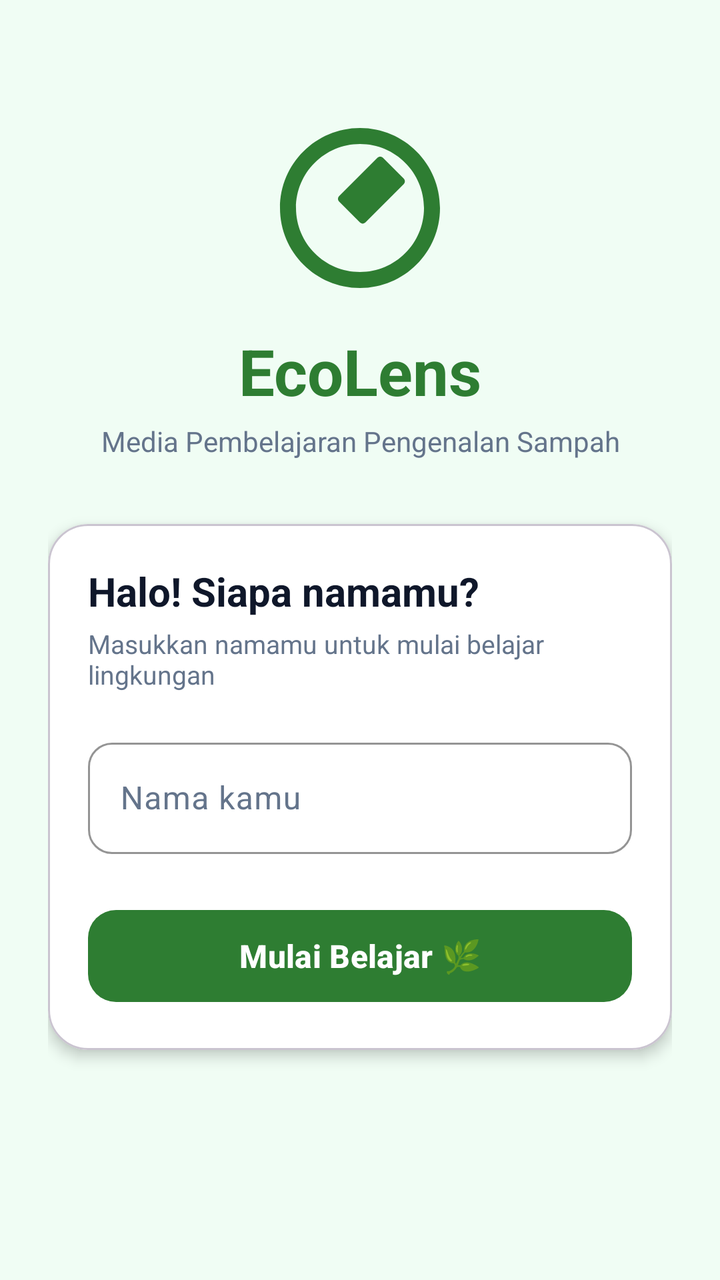
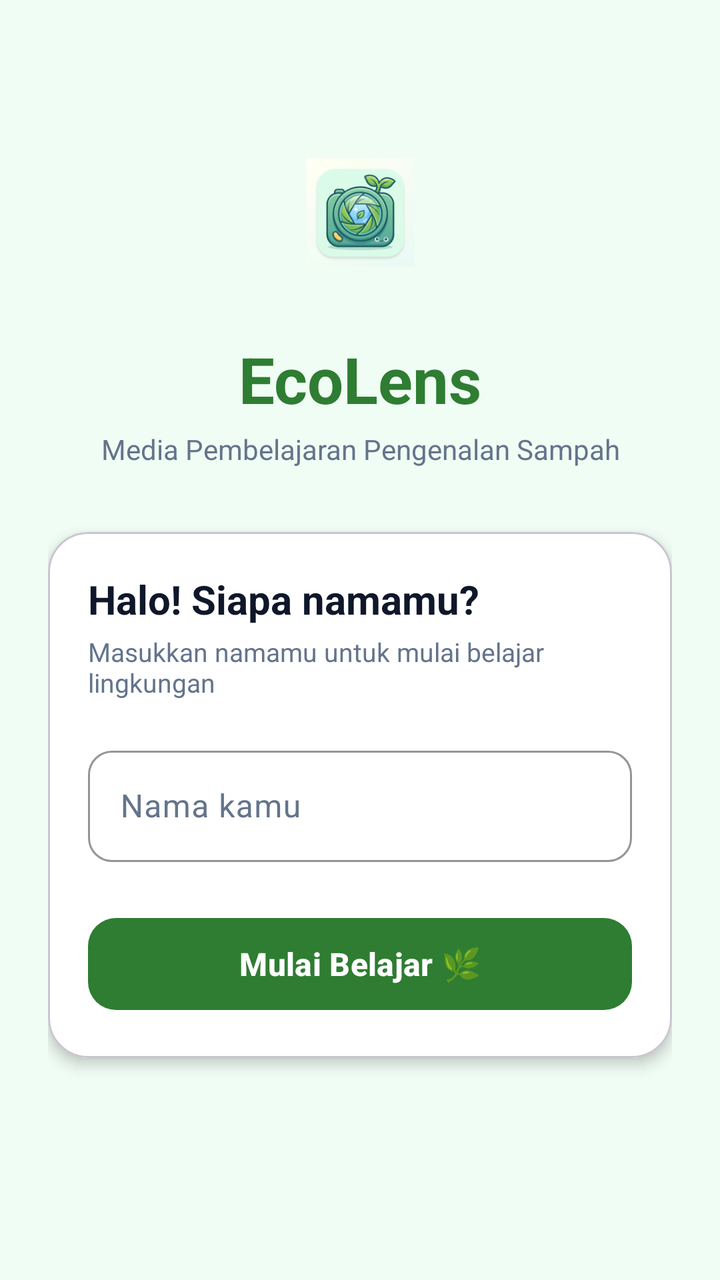

Screens rendered from an Android XML layout before and after an edit, with the pre-edit source and the edit as a unified diff.
<!-- AndroidManifest.xml: application theme Theme.EcoLens -->
<!-- res/layout/fragment_login.xml -->
<?xml version="1.0" encoding="utf-8"?>
<ScrollView xmlns:android="http://schemas.android.com/apk/res/android"
    xmlns:app="http://schemas.android.com/apk/res-auto"
    xmlns:tools="http://schemas.android.com/tools"
    android:layout_width="match_parent"
    android:layout_height="match_parent"
    android:fillViewport="true"
    android:background="@color/bg_light"
    tools:context=".ui.auth.LoginFragment">

    <androidx.constraintlayout.widget.ConstraintLayout
        android:layout_width="match_parent"
        android:layout_height="wrap_content"
        android:padding="24dp">

        <ImageView
            android:id="@+id/imgLogo"
            android:layout_width="96dp"
            android:layout_height="96dp"
            android:layout_marginTop="32dp"
            android:src="@drawable/ic_nav_scan"
            app:tint="@color/primary"
            app:layout_constraintEnd_toEndOf="parent"
            app:layout_constraintStart_toStartOf="parent"
            app:layout_constraintTop_toTopOf="parent"
            android:contentDescription="@string/app_name" />

        <TextView
            android:id="@+id/tvAppTitle"
            android:layout_width="wrap_content"
            android:layout_height="wrap_content"
            android:layout_marginTop="12dp"
            android:text="@string/app_name"
            android:textColor="@color/primary"
            android:textSize="32sp"
            android:textStyle="bold"
            app:layout_constraintEnd_toEndOf="parent"
            app:layout_constraintStart_toStartOf="parent"
            app:layout_constraintTop_toBottomOf="@id/imgLogo" />

        <TextView
            android:id="@+id/tvTagline"
            android:layout_width="0dp"
            android:layout_height="wrap_content"
            android:layout_marginTop="4dp"
            android:gravity="center"
            android:text="@string/app_tagline"
            android:textColor="@color/text_secondary"
            android:textSize="14sp"
            app:layout_constraintEnd_toEndOf="parent"
            app:layout_constraintStart_toStartOf="parent"
            app:layout_constraintTop_toBottomOf="@id/tvAppTitle" />

        <com.google.android.material.card.MaterialCardView
            android:id="@+id/cardLogin"
            android:layout_width="0dp"
            android:layout_height="wrap_content"
            android:layout_marginTop="32dp"
            app:cardCornerRadius="20dp"
            app:cardElevation="4dp"
            app:cardBackgroundColor="@color/card_surface"
            app:layout_constraintEnd_toEndOf="parent"
            app:layout_constraintStart_toStartOf="parent"
            app:layout_constraintTop_toBottomOf="@id/tvTagline">

            <LinearLayout
                android:layout_width="match_parent"
                android:layout_height="wrap_content"
                android:orientation="vertical"
                android:padding="20dp">

                <TextView
                    android:layout_width="wrap_content"
                    android:layout_height="wrap_content"
                    android:text="Halo! Siapa namamu?"
                    android:textColor="@color/text_primary"
                    android:textSize="20sp"
                    android:textStyle="bold" />

                <TextView
                    android:layout_width="wrap_content"
                    android:layout_height="wrap_content"
                    android:layout_marginTop="4dp"
                    android:text="Masukkan namamu untuk mulai belajar lingkungan"
                    android:textColor="@color/text_secondary"
                    android:textSize="13sp" />

                
                <com.google.android.material.textfield.TextInputLayout
                    android:id="@+id/tilUsername"
                    style="@style/Widget.Material3.TextInputLayout.OutlinedBox"
                    android:layout_width="match_parent"
                    android:layout_height="wrap_content"
                    android:layout_marginTop="20dp"
                    android:hint="Nama kamu"
                    app:hintTextColor="@color/primary"
                    app:boxStrokeColor="@color/primary"
                    app:boxCornerRadiusBottomEnd="12dp"
                    app:boxCornerRadiusBottomStart="12dp"
                    app:boxCornerRadiusTopEnd="12dp"
                    app:boxCornerRadiusTopStart="12dp">

                    <com.google.android.material.textfield.TextInputEditText
                        android:id="@+id/etUsername"
                        android:layout_width="match_parent"
                        android:layout_height="wrap_content"
                        android:inputType="textPersonName"
                        android:textColor="@color/text_primary"
                        android:textColorHint="@color/text_secondary"
                        android:textSize="16sp"
                        android:maxLines="1" />
                </com.google.android.material.textfield.TextInputLayout>

                

                <com.google.android.material.button.MaterialButton
                    android:id="@+id/btnLogin"
                    android:layout_width="match_parent"
                    android:layout_height="54dp"
                    android:layout_marginTop="24dp"
                    android:text="Mulai Belajar 🌿"
                    android:textSize="16sp"
                    android:textStyle="bold"
                    app:cornerRadius="14dp"
                    app:backgroundTint="@color/primary" />

                <ProgressBar
                    android:id="@+id/progressBar"
                    android:layout_width="wrap_content"
                    android:layout_height="wrap_content"
                    android:layout_gravity="center"
                    android:layout_marginTop="12dp"
                    android:indeterminateTint="@color/primary"
                    android:visibility="gone" />

            </LinearLayout>
        </com.google.android.material.card.MaterialCardView>

        
        <TextView
            android:id="@+id/tvToRegister"
            android:layout_width="wrap_content"
            android:layout_height="wrap_content"
            android:layout_marginTop="24dp"
            android:padding="8dp"
            android:text="@string/no_account"
            android:textColor="@color/primary"
            android:textSize="14sp"
            android:textStyle="bold"
            android:visibility="gone"
            app:layout_constraintEnd_toEndOf="parent"
            app:layout_constraintStart_toStartOf="parent"
            app:layout_constraintTop_toBottomOf="@id/cardLogin" />

    </androidx.constraintlayout.widget.ConstraintLayout>
</ScrollView>
<!-- resources referenced by this layout -->
<resources>
  <color name="bg_light">#F0FDF4</color>
  <color name="card_surface">#FFFFFF</color>
  <color name="primary">#2E7D32</color>
  <color name="text_primary">#0F172A</color>
  <color name="text_secondary">#64748B</color>
  <!-- drawable ic_nav_scan (drawable) -->
  <vector xmlns:android="http://schemas.android.com/apk/res/android"
      android:width="24dp"
      android:height="24dp"
      android:viewportWidth="24"
      android:viewportHeight="24">
    <path
        android:fillColor="#FF000000"
        android:pathData="M9.4,10.5l4.77,-4.77c0.2,-0.2 0.51,-0.2 0.71,0l2.58,2.58c0.2,0.2 0.2,0.51 0,0.71L12.69,13.8c-0.2,0.2 -0.51,0.2 -0.71,0L9.4,11.21c-0.2,-0.2 -0.2,-0.51 0,-0.71zM12,2C6.48,2 2,6.48 2,12s4.48,10 10,10 10,-4.48 10,-10S17.52,2 12,2zm0,18c-4.41,0 -8,-3.59 -8,-8s3.59,-8 8,-8 8,3.59 8,8 -3.59,8 -8,8z"/>
  </vector>
  <string name="app_name">EcoLens</string>
  <string name="app_tagline">Media Pembelajaran Pengenalan Sampah</string>
  <string name="no_account">Belum punya akun? Daftar di sini</string>
  <style name="Theme.EcoLens" parent="Base.Theme.EcoLens" />
  <style name="Base.Theme.EcoLens" parent="Theme.Material3.DayNight.NoActionBar">
          
          <item name="colorPrimary">@color/primary</item>
          <item name="colorOnPrimary">@color/white</item>
          <item name="colorPrimaryContainer">@color/primary_container</item>
          <item name="colorOnPrimaryContainer">@color/on_primary_container</item>
          <item name="android:statusBarColor">@color/primary_dark</item>
          <item name="android:windowBackground">@color/bg_light</item>
  
          
          <item name="android:textColorPrimary">@color/text_primary</item>
          <item name="android:textColorSecondary">@color/text_secondary</item>
          <item name="android:textColorHint">@color/text_secondary</item>
          <item name="android:editTextColor">@color/text_primary</item>
          <item name="colorOnSurface">@color/text_primary</item>
          <item name="colorOnSurfaceVariant">@color/text_secondary</item>
  
          
          <item name="android:indeterminateTint">@color/primary</item>
          <item name="colorSecondary">@color/primary</item>
          <item name="colorControlActivated">@color/primary</item>
          <item name="colorControlNormal">@color/text_secondary</item>
  
          
          <item name="android:windowLightStatusBar">true</item>
  
          
          <item name="android:windowLightNavigationBar" tools:targetApi="O_MR1">true</item>
      </style>
  <color name="white">#FFFFFFFF</color>
  <color name="primary_container">#E8F5E9</color>
  <color name="on_primary_container">#1B5E20</color>
  <color name="primary_dark">#1B5E20</color>
</resources>

<!-- the commit's change to res/layout/fragment_login.xml (unified diff, before → after) -->
@@ -15,11 +15,10 @@
 
         <ImageView
             android:id="@+id/imgLogo"
-            android:layout_width="96dp"
-            android:layout_height="96dp"
+            android:layout_width="100dp"
+            android:layout_height="100dp"
             android:layout_marginTop="32dp"
-            android:src="@drawable/ic_nav_scan"
-            app:tint="@color/primary"
+            android:src="@mipmap/ic_launcher_foreground"
             app:layout_constraintEnd_toEndOf="parent"
             app:layout_constraintStart_toStartOf="parent"
             app:layout_constraintTop_toTopOf="parent"
<!-- resource entries referenced after the edit -->
@@ -5,15 +5,36 @@
   <color name="primary">#2E7D32</color>
   <color name="text_primary">#0F172A</color>
   <color name="text_secondary">#64748B</color>
-  <!-- drawable ic_nav_scan (drawable) -->
+  <!-- mipmap ic_launcher_foreground (drawable) -->
   <vector xmlns:android="http://schemas.android.com/apk/res/android"
-      android:width="24dp"
-      android:height="24dp"
-      android:viewportWidth="24"
-      android:viewportHeight="24">
-    <path
-        android:fillColor="#FF000000"
-        android:pathData="M9.4,10.5l4.77,-4.77c0.2,-0.2 0.51,-0.2 0.71,0l2.58,2.58c0.2,0.2 0.2,0.51 0,0.71L12.69,13.8c-0.2,0.2 -0.51,0.2 -0.71,0L9.4,11.21c-0.2,-0.2 -0.2,-0.51 0,-0.71zM12,2C6.48,2 2,6.48 2,12s4.48,10 10,10 10,-4.48 10,-10S17.52,2 12,2zm0,18c-4.41,0 -8,-3.59 -8,-8s3.59,-8 8,-8 8,3.59 8,8 -3.59,8 -8,8z"/>
+      xmlns:aapt="http://schemas.android.com/aapt"
+      android:width="108dp"
+      android:height="108dp"
+      android:viewportWidth="108"
+      android:viewportHeight="108">
+      <path android:pathData="M31,63.928c0,0 6.4,-11 12.1,-13.1c7.2,-2.6 26,-1.4 26,-1.4l38.1,38.1L107,108.928l-32,-1L31,63.928z">
+          <aapt:attr name="android:fillColor">
+              <gradient
+                  android:endX="85.84757"
+                  android:endY="92.4963"
+                  android:startX="42.9492"
+                  android:startY="49.59793"
+                  android:type="linear">
+                  <item
+                      android:color="#44000000"
+                      android:offset="0.0" />
+                  <item
+                      android:color="#00000000"
+                      android:offset="1.0" />
+              </gradient>
+          </aapt:attr>
+      </path>
+      <path
+          android:fillColor="#FFFFFF"
+          android:fillType="nonZero"
+          android:pathData="M65.3,45.828l3.8,-6.6c0.2,-0.4 0.1,-0.9 -0.3,-1.1c-0.4,-0.2 -0.9,-0.1 -1.1,0.3l-3.9,6.7c-6.3,-2.8 -13.4,-2.8 -19.7,0l-3.9,-6.7c-0.2,-0.4 -0.7,-0.5 -1.1,-0.3C38.8,38.328 38.7,38.828 38.9,39.228l3.8,6.6C36.2,49.428 31.7,56.028 31,63.928h46C76.3,56.028 71.8,49.428 65.3,45.828zM43.4,57.328c-0.8,0 -1.5,-0.5 -1.8,-1.2c-0.3,-0.7 -0.1,-1.5 0.4,-2.1c0.5,-0.5 1.4,-0.7 2.1,-0.4c0.7,0.3 1.2,1 1.2,1.8C45.3,56.528 44.5,57.328 43.4,57.328L43.4,57.328zM64.6,57.328c-0.8,0 -1.5,-0.5 -1.8,-1.2s-0.1,-1.5 0.4,-2.1c0.5,-0.5 1.4,-0.7 2.1,-0.4c0.7,0.3 1.2,1 1.2,1.8C66.5,56.528 65.6,57.328 64.6,57.328L64.6,57.328z"
+          android:strokeWidth="1"
+          android:strokeColor="#00000000" />
   </vector>
   <string name="app_name">EcoLens</string>
   <string name="app_tagline">Media Pembelajaran Pengenalan Sampah</string>
